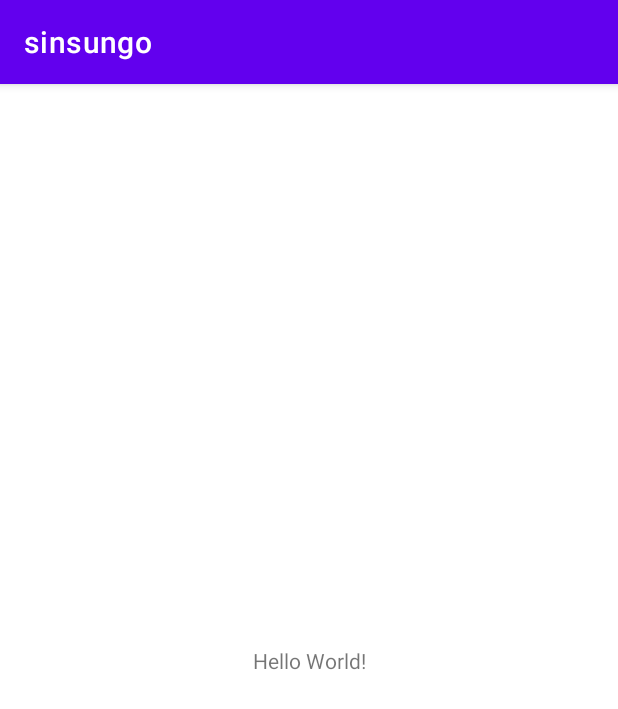
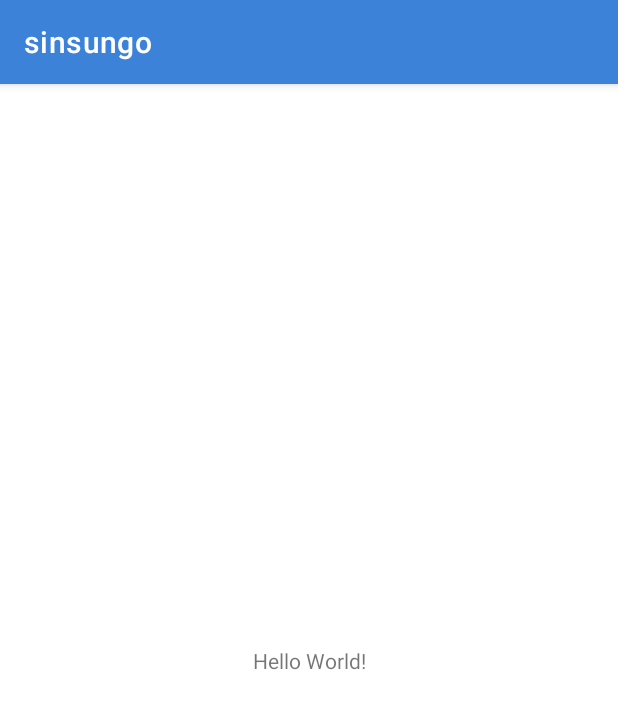
Before and after one commit to Dynamic-LAB/sinsungo_android, an Android app: the screen it shows after launch (MainActivity), on a phone screen of 412 x 824 dp. Shown: the top 709 px of the screen. Run offline under Robolectric (Android 15) with nearby library versions, the light colour scheme and no system bars.

Commit message:
#3 [style] : color asset 추가

```diff
--- a/app/src/main/res/values-night/themes.xml
+++ b/app/src/main/res/values-night/themes.xml
@@ -2,15 +2,14 @@
     <!-- Base application theme. -->
     <style name="Theme.Sinsungo" parent="Theme.MaterialComponents.DayNight.DarkActionBar">
         <!-- Primary brand color. -->
-        <item name="colorPrimary">@color/purple_200</item>
-        <item name="colorPrimaryVariant">@color/purple_700</item>
-        <item name="colorOnPrimary">@color/black</item>
+        <item name="colorPrimary">@color/royal_blue</item>
+        <item name="colorPrimaryVariant">@color/lavender_blue</item>
         <!-- Secondary brand color. -->
-        <item name="colorSecondary">@color/teal_200</item>
-        <item name="colorSecondaryVariant">@color/teal_200</item>
-        <item name="colorOnSecondary">@color/black</item>
+        <item name="colorSecondary">@color/shamrock</item>
         <!-- Status bar color. -->
-        <item name="android:statusBarColor" tools:targetApi="l">?attr/colorPrimaryVariant</item>
+        <item name="android:statusBarColor" tools:targetApi="l">?attr/backgroundColor</item>
+        <!-- Background color. -->
+        <item name="backgroundColor">@color/white_smoke</item>
         <!-- Customize your theme here. -->
     </style>
 </resources>
--- a/app/src/main/res/values/colors.xml
+++ b/app/src/main/res/values/colors.xml
@@ -1,10 +1,13 @@
 <?xml version="1.0" encoding="utf-8"?>
 <resources>
-    <color name="purple_200">#FFBB86FC</color>
-    <color name="purple_500">#FF6200EE</color>
-    <color name="purple_700">#FF3700B3</color>
-    <color name="teal_200">#FF03DAC5</color>
-    <color name="teal_700">#FF018786</color>
+    <color name="royal_blue">#FF3C82D9</color>
+    <color name="lavender_blue">#FFB4CEFE</color>
+    <color name="shamrock">#FF27D598</color>
+    <color name="free_speech_red">#FFCF0000</color>
+    <color name="bittersweet">#FFFF6767</color>
+    <color name="almond_frost">#FF9B8C81</color>
+    <color name="light_grey">#FFD6D6D6</color>
+    <color name="white_smoke">#FFF6F6F6</color>
+    <color name="white">#FFFFFFFF</color>
     <color name="black">#FF000000</color>
-    <color name="white">#FFFFFFFF</color>
 </resources>
--- a/app/src/main/res/values/themes.xml
+++ b/app/src/main/res/values/themes.xml
@@ -2,15 +2,14 @@
     <!-- Base application theme. -->
     <style name="Theme.Sinsungo" parent="Theme.MaterialComponents.DayNight.DarkActionBar">
         <!-- Primary brand color. -->
-        <item name="colorPrimary">@color/purple_500</item>
-        <item name="colorPrimaryVariant">@color/purple_700</item>
-        <item name="colorOnPrimary">@color/white</item>
+        <item name="colorPrimary">@color/royal_blue</item>
+        <item name="colorPrimaryVariant">@color/lavender_blue</item>
         <!-- Secondary brand color. -->
-        <item name="colorSecondary">@color/teal_200</item>
-        <item name="colorSecondaryVariant">@color/teal_700</item>
-        <item name="colorOnSecondary">@color/black</item>
+        <item name="colorSecondary">@color/shamrock</item>
         <!-- Status bar color. -->
-        <item name="android:statusBarColor" tools:targetApi="l">?attr/colorPrimaryVariant</item>
+        <item name="android:statusBarColor" tools:targetApi="l">?attr/backgroundColor</item>
+        <!-- Background color. -->
+        <item name="backgroundColor">@color/white_smoke</item>
         <!-- Customize your theme here. -->
     </style>
 </resources>
```
